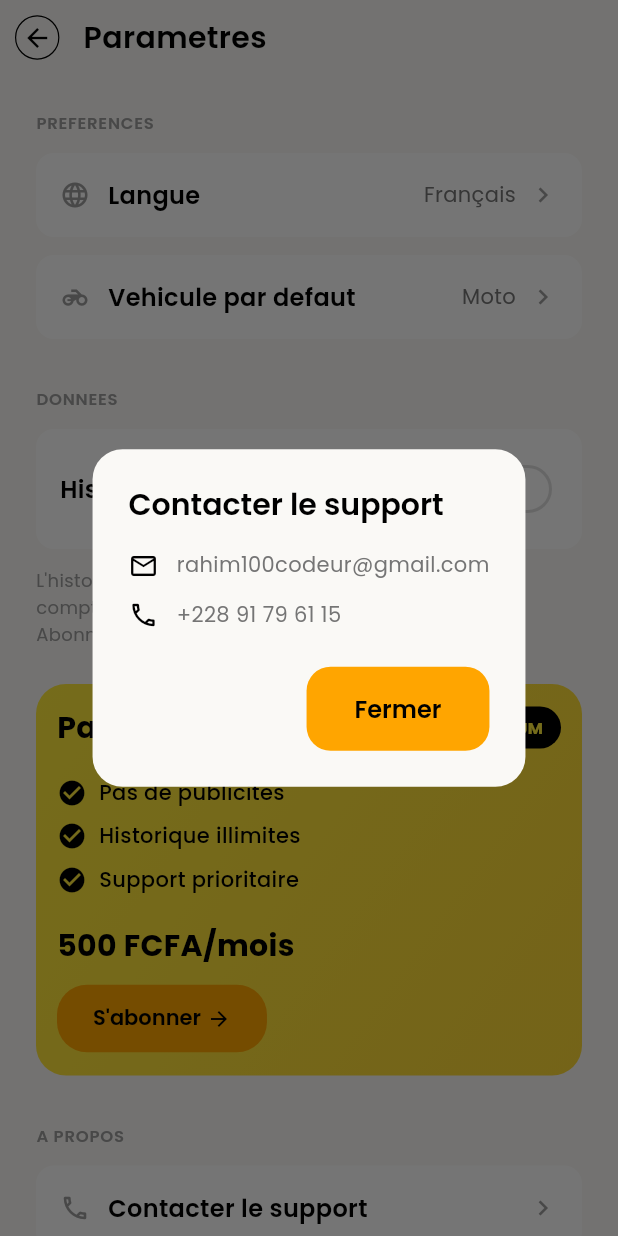
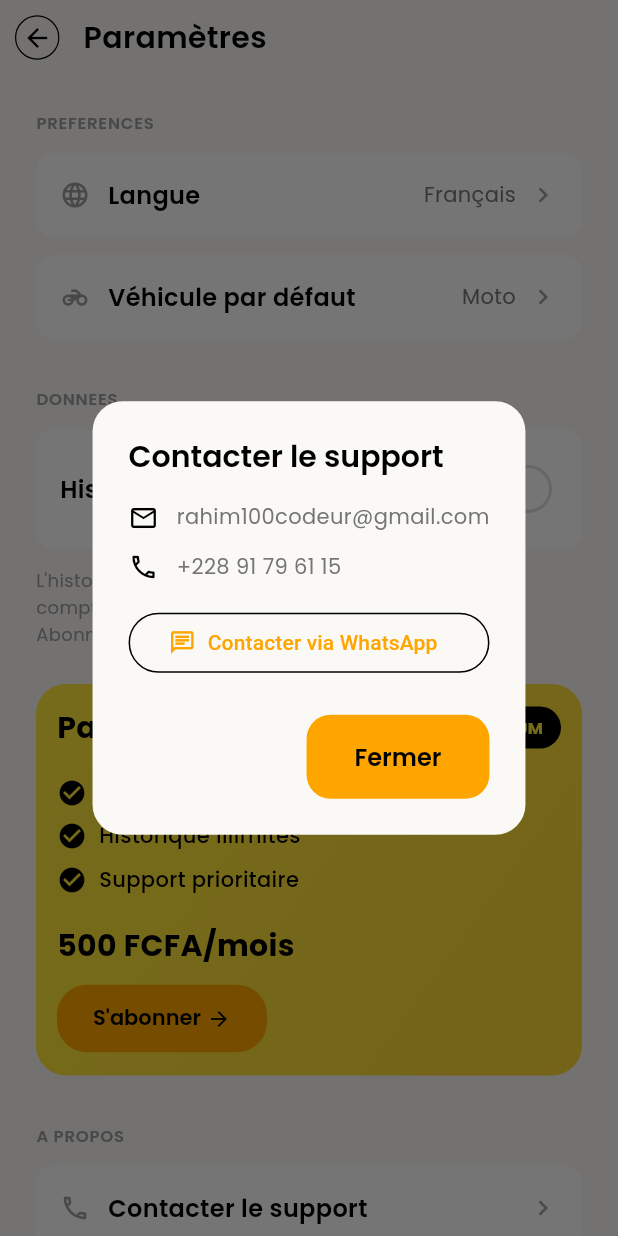
Before and after one commit to Rahim10020/neneo, a Flutter app: the SettingsScreen screen opened by its route, after a tap on "Contacter le support", on a phone screen of 412 x 824 dp. Run offline on Flutter 3.47's test engine with Material 3 defaults, Android fonts, the phone set to English and light mode, and no system bars; our stand-ins replace geolocator, google_fonts, hive_flutter, share_plus, shared_preferences, smooth_page_indicator; accounts and stored records are empty.

Commit message:
add contact with whatsapp

```diff
--- a/lib/features/payment/payment_screen.dart
+++ b/lib/features/payment/payment_screen.dart
@@ -29,7 +29,7 @@ class _PaymentScreenState extends State<PaymentScreen> {
 
     if (user.phoneNumber.isEmpty) {
       _showError(
-        'Aucun numero associe. Connectez-vous avant de proceder au paiement.',
+        'Aucun numéro associé. Connectez-vous avant de procéder au paiement.',
       );
       return;
     }
@@ -59,7 +59,7 @@ class _PaymentScreenState extends State<PaymentScreen> {
 
     if (!upgraded) {
       _showError(
-        'Votre paiement a ete valide, mais nous n\'avons pas pu activer votre abonnement. Reessayez plus tard.',
+        'Votre paiement a été validé, mais nous n\'avons pas pu activer votre abonnement. Réessayez plus tard.',
       );
       return;
     }
@@ -97,7 +97,7 @@ class _PaymentScreenState extends State<PaymentScreen> {
             ),
             const SizedBox(height: 24),
             Text(
-              'Paiement réussi!',
+              'Paiement réussi !',
               style: AppTextStyles.h2,
               textAlign: TextAlign.center,
             ),
--- a/lib/features/settings/settings_screen.dart
+++ b/lib/features/settings/settings_screen.dart
@@ -1,5 +1,6 @@
 import 'package:flutter/material.dart';
 import 'package:provider/provider.dart';
+import 'package:url_launcher/url_launcher.dart';
 import '../../core/constants/app_colors.dart';
 import '../../core/constants/app_text_styles.dart';
 import '../../core/constants/app_constants.dart';
@@ -17,6 +18,35 @@ class SettingsScreen extends StatefulWidget {
 }
 
 class _SettingsScreenState extends State<SettingsScreen> {
+  String _digitsOnly(String input) {
+    return input.replaceAll(RegExp(r'[^0-9]'), '');
+  }
+
+  Future<void> _contactSupportOnWhatsApp() async {
+    final phoneDigits = _digitsOnly(AppConstants.supportWhatsApp);
+    if (phoneDigits.isEmpty) {
+      ScaffoldMessenger.of(context).showSnackBar(
+        const SnackBar(
+          content: Text('Numéro WhatsApp indisponible'),
+          backgroundColor: AppColors.error,
+        ),
+      );
+      return;
+    }
+
+    final uri = Uri.parse('https://wa.me/$phoneDigits');
+
+    final ok = await launchUrl(uri, mode: LaunchMode.externalApplication);
+    if (!ok && mounted) {
+      ScaffoldMessenger.of(context).showSnackBar(
+        const SnackBar(
+          content: Text('Impossible d’ouvrir WhatsApp'),
+          backgroundColor: AppColors.error,
+        ),
+      );
+    }
+  }
+
   void _showLanguageSelector() {
     final userProvider = Provider.of<UserProvider>(context, listen: false);
 
@@ -180,6 +210,15 @@ class _SettingsScreenState extends State<SettingsScreen> {
               icon: Icons.phone_outlined,
               label: AppConstants.supportPhone,
             ),
+            const SizedBox(height: 16),
+            SizedBox(
+              width: double.infinity,
+              child: OutlinedButton.icon(
+                onPressed: _contactSupportOnWhatsApp,
+                icon: const Icon(Icons.chat_outlined),
+                label: const Text('Contacter via WhatsApp'),
+              ),
+            ),
           ],
         ),
         actions: [
@@ -271,7 +310,7 @@ class _SettingsScreenState extends State<SettingsScreen> {
                         ),
                       ),
                       const SizedBox(width: 16),
-                      Text('Parametres', style: AppTextStyles.h3),
+                      Text('Paramètres', style: AppTextStyles.h3),
                     ],
                   ),
                 ),
@@ -297,7 +336,7 @@ class _SettingsScreenState extends State<SettingsScreen> {
                             const SizedBox(height: 12),
                             SettingsItem(
                               icon: Icons.motorcycle,
-                              title: 'Vehicule par defaut',
+                              title: 'Véhicule par défaut',
                               trailing: user.defaultVehicle == 'moto'
                                   ? 'Moto'
                                   : 'Taxi',
@@ -348,7 +387,7 @@ class _SettingsScreenState extends State<SettingsScreen> {
                             Text(
                               userProvider.isPro
                                   ? 'L\'historique est activé pour votre compte Pro'
-                                  : 'L\'historique des trajets est desactive pour les\ncomptes gratuits.\nAbonnez-vous pour enregistrer vos futurs trajets.',
+                                  : 'L\'historique des trajets est désactivé pour les\ncomptes gratuits.\nAbonnez-vous pour enregistrer vos futurs trajets.',
                               style: AppTextStyles.bodyMedium.copyWith(
                                 fontSize: 12,
                                 color: AppColors.gray500,
@@ -444,7 +483,7 @@ class _SettingsScreenState extends State<SettingsScreen> {
                                     if (isReadOnly) ...[
                                       const SizedBox(height: 8),
                                       Text(
-                                        'Votre abonnement Pro est expire.\nVous pouvez toujours consulter vos anciens trajets.',
+                                        'Votre abonnement Pro est expiré.\nVous pouvez toujours consulter vos anciens trajets.',
                                         style: AppTextStyles.bodyMedium
                                             .copyWith(
                                               fontSize: 12,
@@ -585,10 +624,6 @@ class _SettingsScreenState extends State<SettingsScreen> {
                                 padding: const EdgeInsets.symmetric(
                                   vertical: 16,
                                 ),
-                                side: BorderSide(color: AppColors.error),
-                                shape: RoundedRectangleBorder(
-                                  borderRadius: BorderRadius.circular(12),
-                                ),
                               ),
                             ),
                           ),
--- a/pubspec.yaml
+++ b/pubspec.yaml
@@ -48,6 +48,7 @@ dependencies:
   uuid: ^4.5.2
   share_plus: ^12.0.1
   google_fonts: ^6.3.3
+  url_launcher: ^6.3.2
 
 dev_dependencies:
   flutter_test:
```
Also changed, not shown: lib/features/home/home_screen.dart (+14 -3 lines), lib/features/location/location_search_screen.dart (+3 -11 lines), lib/features/onboarding/onboarding_screen.dart (+4 -4 lines), pubspec.lock, 1 other file.
